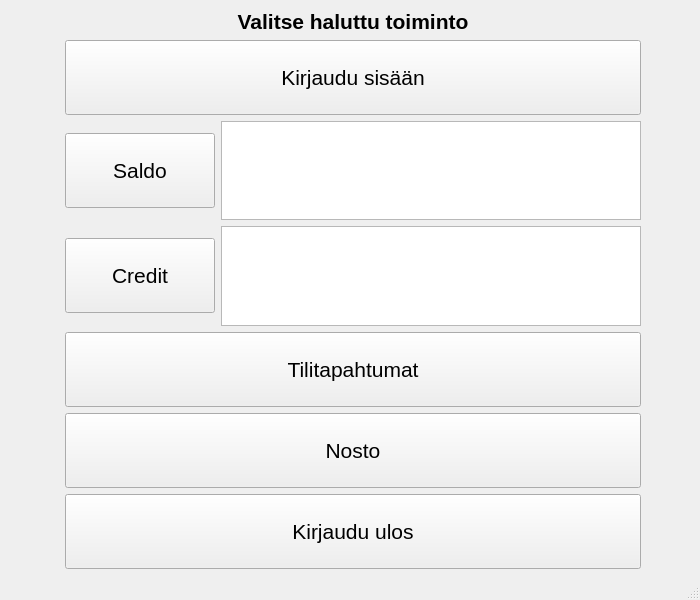
First picture: the form in bankautomat/mainwindow.ui, repository steltii-oamk/banksimul2022-group8, before the edit.
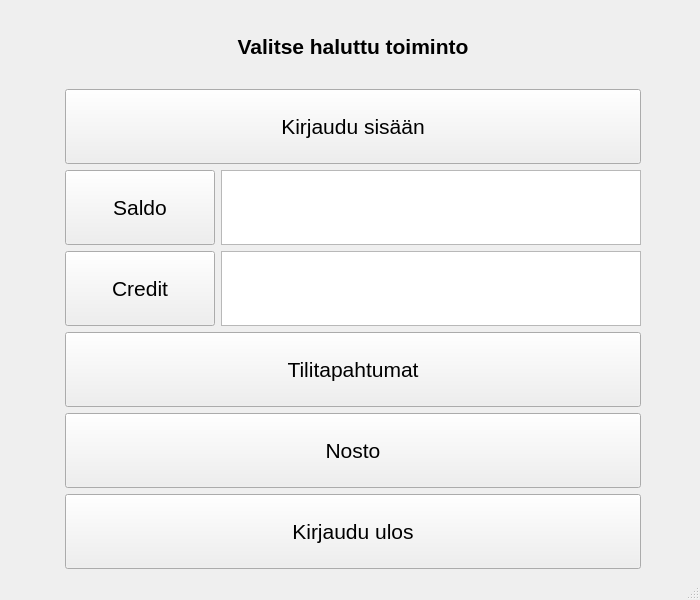
Second picture: the form after the edit.

```diff
--- a/bankautomat/mainwindow.ui
+++ b/bankautomat/mainwindow.ui
@@ -92,6 +92,12 @@
               <height>75</height>
              </size>
             </property>
+            <property name="maximumSize">
+             <size>
+              <width>500</width>
+              <height>75</height>
+             </size>
+            </property>
             <property name="readOnly">
              <bool>true</bool>
             </property>
@@ -133,6 +139,12 @@
               <height>75</height>
              </size>
             </property>
+            <property name="maximumSize">
+             <size>
+              <width>16777215</width>
+              <height>75</height>
+             </size>
+            </property>
             <property name="readOnly">
              <bool>true</bool>
             </property>
```
